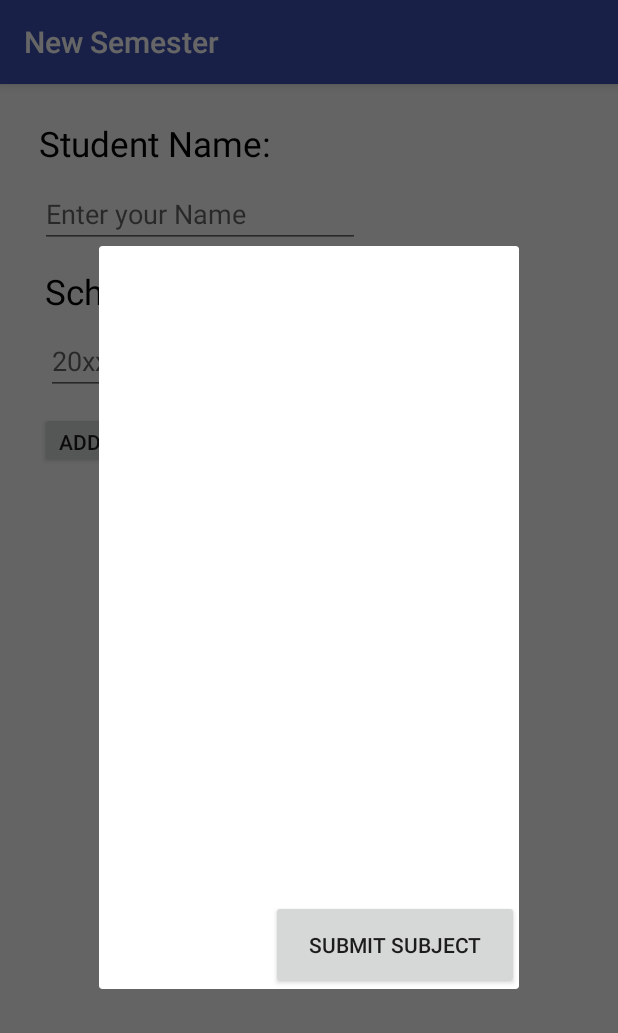
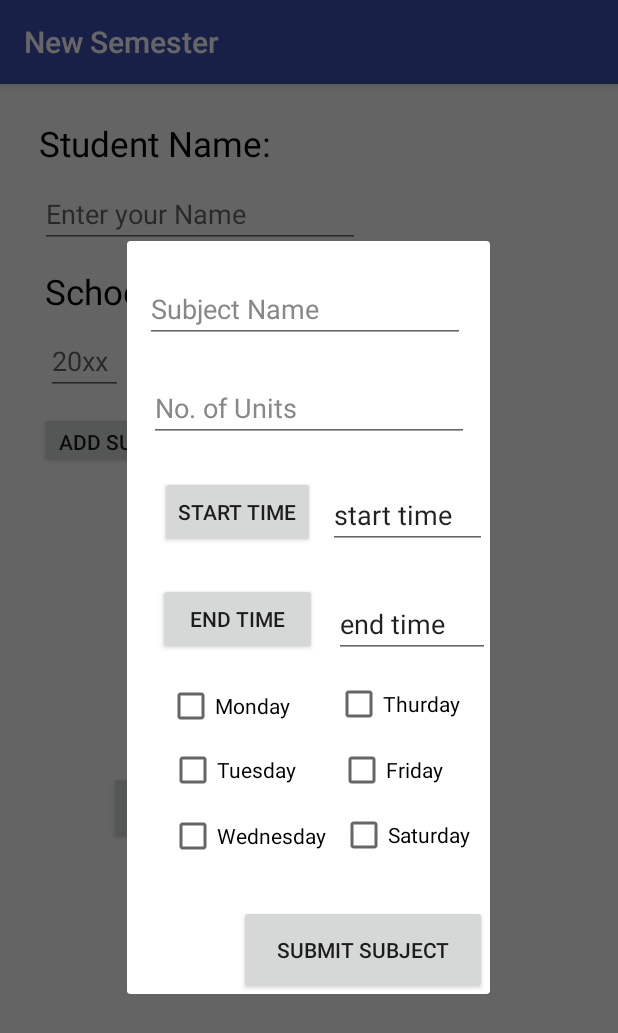
Before and after one commit to lancebendo/Student-Starter-Pack-App, an Android app: the screen it shows after launch (NewSemester), after a tap on "ADD SUBJECT", on a phone screen of 412 x 824 dp. Shown: the top 1033 px of the screen. Run offline under Robolectric (Android 15) with nearby library versions, the phone set to English and light mode, and no system bars.

Commit message:
12/27/2016 11/29pm    nagawa ko yung new sem. next na yung new subject 1/7/2017 2:48AM PUSH COMMIT LANG

```diff
--- a/Student Starter Pack/src/main/java/lancepogi/mobiledevelopmentproject/FragmentNewSubject.java
+++ b/Student Starter Pack/src/main/java/lancepogi/mobiledevelopmentproject/FragmentNewSubject.java
@@ -1,24 +1,62 @@
 package lancepogi.mobiledevelopmentproject;
 
+import android.app.AlertDialog;
 import android.app.Dialog;
 import android.app.DialogFragment;
+import android.app.TimePickerDialog;
+import android.content.DialogInterface;
+import android.graphics.Color;
 import android.os.Bundle;
 import android.support.annotation.Nullable;
 import android.view.LayoutInflater;
+import android.view.MotionEvent;
 import android.view.View;
 import android.view.ViewGroup;
 import android.widget.Button;
+import android.widget.CheckBox;
+import android.widget.EditText;
+import android.widget.TimePicker;
+import android.view.View.OnClickListener;
+
+import java.util.Calendar;
 
 /**
  * Created by Lance on 12/27/2016.
  */
 
-public class FragmentNewSubject extends DialogFragment {
+public class FragmentNewSubject extends DialogFragment implements OnClickListener {
+
+    Button btnStart, btnEnd;
+    EditText etSubjName, etUnits, etStart, etEnd;
+    CheckBox cbMonday, cbTuesday, cbWednesday, cbThursday, cbFriday, cbSaturday;
+
+    private int mHour, mMinute, etColor;
+
     @Nullable
     @Override
     public View onCreateView(LayoutInflater inflater, ViewGroup container, Bundle savedInstanceState) {
 
         View rootView = inflater.inflate(R.layout.subject_fragment, container, false);
+
+        this.btnStart = (Button) rootView.findViewById(R.id.btnStartTime);
+        this.btnEnd = (Button) rootView.findViewById(R.id.btnEndTime);
+        btnStart.setOnClickListener(this);
+        btnEnd.setOnClickListener(this);
+
+        this.cbMonday = (CheckBox) rootView.findViewById(R.id.cbMonday);
+        this.cbTuesday = (CheckBox) rootView.findViewById(R.id.cbTuesday);
+        this.cbWednesday = (CheckBox) rootView.findViewById(R.id.cbWednesday);
+        this.cbThursday = (CheckBox) rootView.findViewById(R.id.cbThursday);
+        this.cbFriday = (CheckBox) rootView.findViewById(R.id.cbFriday);
+        this.cbSaturday = (CheckBox) rootView.findViewById(R.id.cbSaturday);
+
+        this.etSubjName = (EditText) rootView.findViewById(R.id.etSubjName);
+        this.etUnits = (EditText) rootView.findViewById(R.id.etSubjUnits);
+        this.etStart = (EditText) rootView.findViewById(R.id.etStart);
+        this.etEnd = (EditText) rootView.findViewById(R.id.etEnd);
+
+        etSubjName.setTextColor(Color.GRAY);
+        etUnits.setTextColor(Color.GRAY);
 
         Button submit = (Button) rootView.findViewById(R.id.btnSubmitAdd);
         submit.setOnClickListener(new View.OnClickListener(){
@@ -26,6 +64,60 @@ public class FragmentNewSubject extends DialogFragment {
             @Override
             public void onClick(View v) {
                 dismiss();
+            }
+        });
+
+        etSubjName.setOnTouchListener(new View.OnTouchListener() {
+            @Override
+            public boolean onTouch(View v, MotionEvent event) {
+
+                if(etSubjName.getText().toString().equals("Subject Name")) {
+                    etSubjName.setTextColor(Color.BLACK);
+                    etSubjName.setText("");
+                }
+                else {
+                    etSubjName.setText(etSubjName.getText());
+                }
+                return false;
+            }
+        });
+        etSubjName.setOnFocusChangeListener(new View.OnFocusChangeListener() {
+            @Override
+            public void onFocusChange(View v, boolean hasFocus) {
+                if(hasFocus == false) {
+                    if(etSubjName.getText().toString().equals("")) {
+                        etSubjName.setTextColor(Color.GRAY);
+                        etSubjName.setText("Subject Name");
+                    } else {
+                    }
+                }
+            }
+        });
+
+        etUnits.setOnTouchListener(new View.OnTouchListener() {
+            @Override
+            public boolean onTouch(View v, MotionEvent event) {
+
+                if(etUnits.getText().toString().equals("No. of Units")) {
+                    etUnits.setTextColor(Color.BLACK);
+                    etUnits.setText("");
+                }
+                else {
+                    etUnits.setText(etUnits.getText());
+                }
+                return false;
+            }
+        });
+        etUnits.setOnFocusChangeListener(new View.OnFocusChangeListener() {
+            @Override
+            public void onFocusChange(View v, boolean hasFocus) {
+                if(hasFocus == false) {
+                    if(etUnits.getText().toString().equals("")) {
+                        etUnits.setTextColor(Color.GRAY);
+                        etUnits.setText("No. of Units");
+                    } else {
+                    }
+                }
             }
         });
 
@@ -37,9 +129,64 @@ public class FragmentNewSubject extends DialogFragment {
         return super.onCreateDialog(savedInstanceState);
     }
 
+    @Override
+    public void onClick(View v) {
+
+        if (v == btnStart) {
+            final Calendar c = Calendar.getInstance();
+
+            mHour = c.get(Calendar.HOUR_OF_DAY);
+            mMinute = c.get(Calendar.MINUTE);
+
+            TimePickerDialog tpd = new TimePickerDialog(getActivity(), new TimePickerDialog.OnTimeSetListener() {
+                @Override
+                public void onTimeSet(TimePicker view, int hourOfDay, int minute) {
+
+                    etStart.setText(getTime(hourOfDay, minute));
+                }
+            }, mHour, mMinute, false);
+            tpd.show();
+        }
+
+        if (v == btnEnd) {
+            final Calendar c = Calendar.getInstance();
+
+            mHour = c.get(Calendar.HOUR_OF_DAY);
+            mMinute = c.get(Calendar.MINUTE);
+
+            TimePickerDialog tpd = new TimePickerDialog(getActivity(), new TimePickerDialog.OnTimeSetListener() {
+                @Override
+                public void onTimeSet(TimePicker view, int hourOfDay, int minute) {
+                    etEnd.setText(getTime(hourOfDay, minute));
+                }
+            }, mHour, mMinute, false);
+            tpd.show();
+        }
 
 
+    }
 
+    private String getTime(int hour, int minute) {
+        String period;
+        int minuteLength = (int) Math.log10(minute) + 1;
 
+        if (hour > 12) {
+            hour = hour - 12;
+            period = "PM";
+        } else if (hour == 0){
+            hour = 12;
+            period = "AM";
+        } else if (hour == 12) {
+            period = "PM";
+        } else {
+            period = "AM";
+        }
 
+        if (minuteLength == 1) {
+            return hour + ":0" + minute + " " + period;
+        } else {
+            return hour + ":" + minute + " " + period;
+        }
+
+    }
 }
--- a/Student Starter Pack/src/main/java/lancepogi/mobiledevelopmentproject/MainActivity.java
+++ b/Student Starter Pack/src/main/java/lancepogi/mobiledevelopmentproject/MainActivity.java
@@ -70,6 +70,11 @@ public class MainActivity extends AppCompatActivity {
         if (id == R.id.action_settings) {
             return true;
         }
+
+        if (id == R.id.action_about) {
+            return true;
+        }
+
         return super.onOptionsItemSelected(item);
     }
 
--- a/Student Starter Pack/src/main/java/lancepogi/mobiledevelopmentproject/NewSemester.java
+++ b/Student Starter Pack/src/main/java/lancepogi/mobiledevelopmentproject/NewSemester.java
@@ -1,6 +1,7 @@
 package lancepogi.mobiledevelopmentproject;
 
 import android.content.Intent;
+import android.graphics.Color;
 import android.os.Bundle;
 import android.support.design.widget.FloatingActionButton;
 import android.support.design.widget.Snackbar;
@@ -16,6 +17,7 @@ public class NewSemester extends AppCompatActivity {
 
     android.app.FragmentManager fm = getFragmentManager();
 
+    private int etColor;
 
     EditText etName, etYear1, etYear2;
 
@@ -26,15 +28,18 @@ public class NewSemester extends AppCompatActivity {
         Toolbar toolbar = (Toolbar) findViewById(R.id.toolbar);
         setSupportActionBar(toolbar);
         getSupportActionBar().setTitle("New Semester");
+
         etName = (EditText) findViewById(R.id.etName);
         etYear1 = (EditText) findViewById(R.id.etYear1);
         etYear2 = (EditText) findViewById(R.id.etYear2);
+        etColor = etName.getCurrentTextColor();
 
         etName.setOnTouchListener(new View.OnTouchListener() {
             @Override
             public boolean onTouch(View v, MotionEvent event) {
 
                 if(etName.getText().toString().equals("Enter your Name")) {
+                    etName.setTextColor(Color.BLACK);
                     etName.setText("");
                 }
                 else {
@@ -49,6 +54,7 @@ public class NewSemester extends AppCompatActivity {
             public void onFocusChange(View v, boolean hasFocus) {
                 if(hasFocus == false) {
                     if(etName.getText().toString().equals("")) {
+                        etName.setTextColor(etColor);
                         etName.setText("Enter your Name");
                     } else {
                     }
@@ -61,6 +67,7 @@ public class NewSemester extends AppCompatActivity {
             @Override
             public boolean onTouch(View v, MotionEvent event) {
                 if (etYear1.getText().toString().equals("20xx")) {
+                    etYear1.setTextColor(Color.BLACK);
                     etYear1.setText("");
                 } else {
                     etYear1.setText(etYear1.getText());
@@ -75,6 +82,7 @@ public class NewSemester extends AppCompatActivity {
             public void onFocusChange(View v, boolean hasFocus) {
                 if(hasFocus == false) {
                     if(etYear1.getText().toString().equals("")) {
+                        etYear1.setTextColor(etColor);
                         etYear1.setText("20xx");
                     } else {
 
@@ -89,6 +97,7 @@ public class NewSemester extends AppCompatActivity {
             @Override
             public boolean onTouch(View v, MotionEvent event) {
                 if (etYear2.getText().toString().equals("20xx")) {
+                    etYear2.setTextColor(Color.BLACK);
                     etYear2.setText("");
                 } else {
                     etYear2.setText(etYear2.getText());
@@ -103,6 +112,7 @@ public class NewSemester extends AppCompatActivity {
             public void onFocusChange(View v, boolean hasFocus) {
                 if(hasFocus == false) {
                     if(etYear2.getText().toString().equals("")) {
+                        etYear2.setTextColor(etColor);
                         etYear2.setText("20xx");
                     } else {
 
@@ -121,7 +131,6 @@ public class NewSemester extends AppCompatActivity {
     public void newSubject(View view) {
         FragmentNewSubject newSubject = new FragmentNewSubject();
         newSubject.show(fm, "New Subject");
-
     }
 
 
--- a/Student Starter Pack/src/main/res/layout/activity_new_sem.xml
+++ b/Student Starter Pack/src/main/res/layout/activity_new_sem.xml
@@ -53,7 +53,8 @@
         android:layout_y="120dp"
         android:textColorLink="?attr/actionModeSplitBackground"
 
-        android:focusableInTouchMode="true"/>
+        android:focusableInTouchMode="true"
+        android:textAllCaps="false" />
 
     <TextView
         android:text="School Year:"
@@ -91,7 +92,8 @@
         android:layout_alignStart="@+id/tvSemester"
         android:textColor="@android:color/black"
         android:layout_x="96dp"
-        android:layout_y="222dp" />
+        android:layout_y="222dp"
+        />
 
     <EditText
         android:layout_width="54dp"
@@ -138,7 +140,8 @@
         android:layout_width="310dp"
         android:layout_height="175dp"
         android:layout_x="32dp"
-        android:layout_y="331dp" />
+        android:layout_y="331dp"
+        android:id="@+id/gridSubject" />
 
 
 </AbsoluteLayout>
--- a/Student Starter Pack/src/main/res/layout/subject_fragment.xml
+++ b/Student Starter Pack/src/main/res/layout/subject_fragment.xml
@@ -1,13 +1,130 @@
 <?xml version="1.0" encoding="utf-8"?>
 <AbsoluteLayout xmlns:android="http://schemas.android.com/apk/res/android"
     android:orientation="vertical" android:layout_width="match_parent"
-    android:layout_height="match_parent">
+    android:layout_height="match_parent"
+    android:focusableInTouchMode="true">
+
+
+    <EditText
+        android:layout_width="wrap_content"
+        android:layout_height="wrap_content"
+        android:inputType="textPersonName"
+        android:text="No. of Units"
+        android:ems="10"
+        android:layout_x="15dp"
+        android:layout_y="89dp"
+        android:id="@+id/etSubjUnits"
+        android:textColor="?android:attr/textColorSecondary" />
+
+    <EditText
+        android:layout_width="wrap_content"
+        android:layout_height="wrap_content"
+        android:inputType="textPersonName"
+        android:text="Subject Name"
+        android:ems="10"
+        android:layout_x="12dp"
+        android:layout_y="23dp"
+        android:id="@+id/etSubjName"
+        android:textColor="?android:attr/textColorSecondary" />
+
+    <Button
+        android:text="Start Time"
+        android:layout_width="wrap_content"
+        android:layout_height="wrap_content"
+        android:layout_x="22dp"
+        android:layout_y="157dp"
+        android:id="@+id/btnStartTime" />
+
+    <Button
+        android:text="End Time"
+        android:layout_width="106dp"
+        android:layout_height="wrap_content"
+        android:layout_x="21dp"
+        android:layout_y="228dp"
+        android:id="@+id/btnEndTime" />
+
+    <EditText
+        android:layout_width="106dp"
+        android:layout_height="wrap_content"
+        android:inputType="textPersonName"
+        android:ems="10"
+        android:layout_x="134dp"
+        android:layout_y="160dp"
+        android:id="@+id/etStart"
+        android:text="start time"
+        android:editable="false"
+        android:clickable="false"
+        android:cursorVisible="true"
+        android:focusable="false"/>
+
+    <EditText
+        android:layout_width="104dp"
+        android:layout_height="wrap_content"
+        android:inputType="textPersonName"
+        android:ems="10"
+        android:layout_x="138dp"
+        android:layout_y="233dp"
+        android:id="@+id/etEnd"
+        android:text="end time"
+        android:editable="false"
+        android:clickable="false"
+        android:cursorVisible="true"
+        android:focusable="false" />
 
     <Button
         android:text="Submit Subject"
         android:layout_width="165dp"
         android:layout_height="59dp"
-        android:layout_x="115dp"
-        android:layout_y="436dp"
+        android:layout_x="75dp"
+        android:layout_y="443dp"
         android:id="@+id/btnSubmitAdd" />
+
+    <CheckBox
+        android:text="Monday"
+        android:layout_width="wrap_content"
+        android:layout_height="wrap_content"
+        android:layout_x="27dp"
+        android:layout_y="294dp"
+        android:id="@+id/cbMonday" />
+
+    <CheckBox
+        android:text="Tuesday"
+        android:layout_width="wrap_content"
+        android:layout_height="wrap_content"
+        android:layout_x="28dp"
+        android:layout_y="337dp"
+        android:id="@+id/cbTuesday" />
+
+    <CheckBox
+        android:text="Wednesday"
+        android:layout_width="wrap_content"
+        android:layout_height="wrap_content"
+        android:layout_x="28dp"
+        android:layout_y="381dp"
+        android:id="@+id/cbWednesday" />
+
+    <CheckBox
+        android:text="Thurday"
+        android:layout_width="wrap_content"
+        android:layout_height="wrap_content"
+        android:layout_x="139dp"
+        android:layout_y="293dp"
+        android:id="@+id/cbThursday" />
+
+    <CheckBox
+        android:text="Friday"
+        android:layout_width="wrap_content"
+        android:layout_height="wrap_content"
+        android:layout_x="141dp"
+        android:layout_y="337dp"
+        android:id="@+id/cbFriday" />
+
+    <CheckBox
+        android:text="Saturday"
+        android:layout_width="wrap_content"
+        android:layout_height="wrap_content"
+        android:layout_x="142dp"
+        android:layout_y="380dp"
+        android:id="@+id/cbSaturday" />
+
 </AbsoluteLayout>
```
